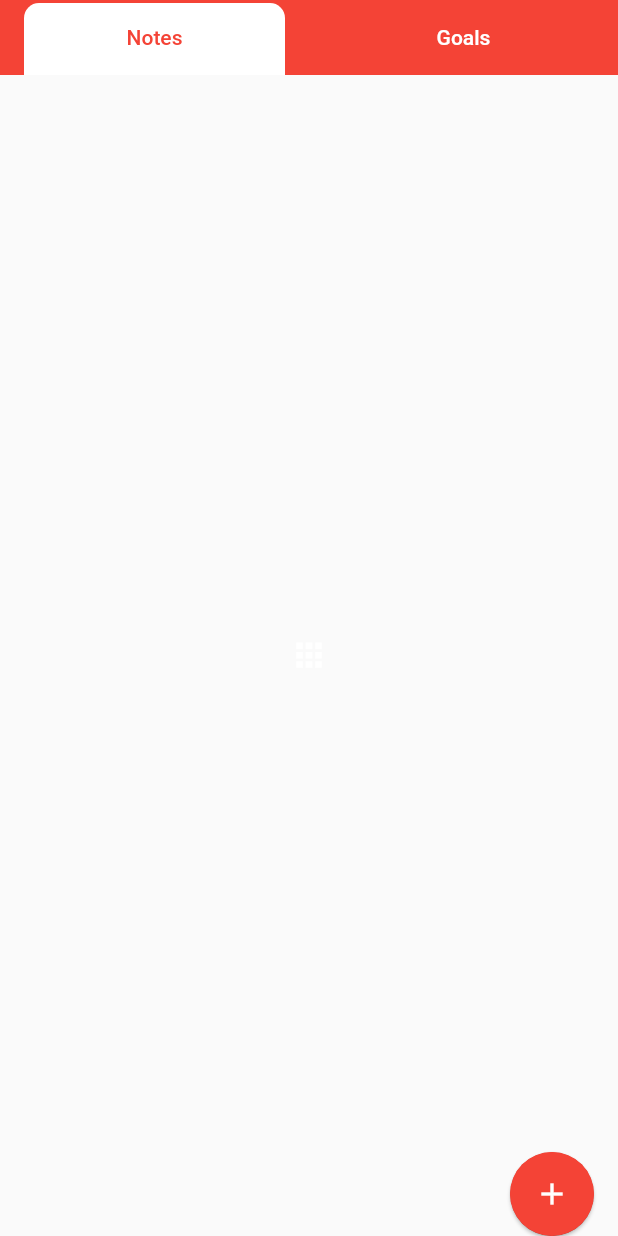
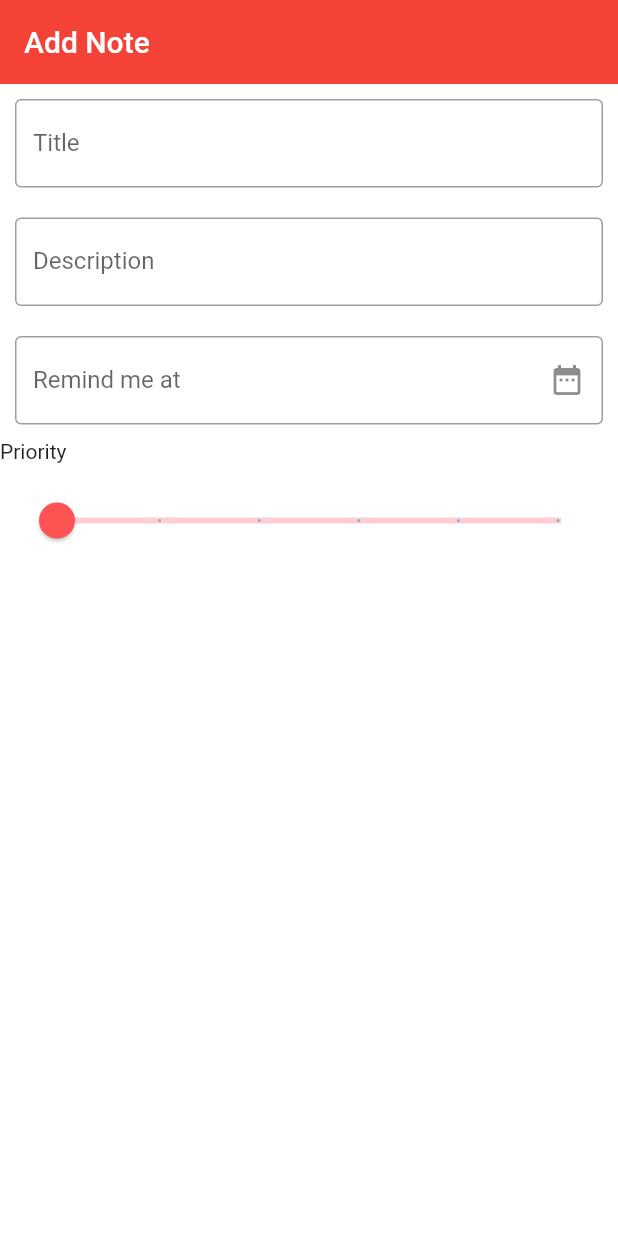
Before and after one commit to JosephJasin/todo, a Flutter app: the screen it shows after launch, on a phone screen of 412 x 824 dp. Run offline on Flutter 3.47's test engine with Material 2 defaults, Android fonts, the phone set to English and light mode, and no system bars; our stand-ins replace sqflite; accounts and stored records are empty.

Commit message:
EditNote page

```diff
--- a/lib/main.dart
+++ b/lib/main.dart
@@ -1,9 +1,18 @@
 import 'package:flutter/material.dart';
 import 'package:flutter/services.dart';
 
-import 'routs/homePage.dart';
+import 'routes/editNotePage.dart';
+import 'routes/homePage.dart';
+
 import 'themes.dart';
-void main() async => runApp(App());
+
+void main() {
+  runApp(App());
+
+  //AppDatabase.deleteAppDatabase();
+
+  // AppDatabase.open();
+}
 
 class App extends StatefulWidget {
   @override
@@ -14,7 +23,11 @@ class _AppState extends State<App> {
   @override
   void initState() {
     super.initState();
-    SystemChrome.setEnabledSystemUIOverlays(<SystemUiOverlay>[]);
+    SystemChrome.setEnabledSystemUIOverlays(
+        <SystemUiOverlay>[SystemUiOverlay.top]);
+
+    SystemChrome.setSystemUIOverlayStyle(
+        SystemUiOverlayStyle(statusBarColor: Colors.transparent));
   }
 
   @override
@@ -22,8 +35,8 @@ class _AppState extends State<App> {
     return MaterialApp(
       theme: Themes.redTheme,
       debugShowCheckedModeBanner: false,
-      home: HomePage(),
-      // home: EditPage(),
+      // home: HomePage(),
+      home: EditNotePage(),
     );
   }
 }
--- /dev/null
+++ b/lib/routes/editNotePage.dart
@@ -0,0 +1,95 @@
+import 'package:flutter/material.dart';
+
+import 'package:NotesAndGoals/tools/note.dart';
+
+class EditNotePage extends StatelessWidget {
+  final String appBarTitle;
+  double priority = 1;
+  final dateController = TextEditingController();
+
+  EditNotePage({Key key, Note note})
+      : appBarTitle = note == null ? 'Add Note' : 'Edit Note',
+        super(key: key);
+
+  @override
+  Widget build(BuildContext context) {
+    return Scaffold(
+      appBar: AppBar(
+        title: Text(appBarTitle),
+      ),
+      body: ListView(
+        children: <Widget>[
+          Padding(
+            padding: EdgeInsets.all(10),
+            child: const TextField(
+              decoration: InputDecoration(labelText: 'Title'),
+            ),
+          ),
+          Padding(
+            padding: EdgeInsets.all(10),
+            child: const TextField(
+              decoration: InputDecoration(labelText: 'Description'),
+            ),
+          ),
+          Padding(
+            padding: EdgeInsets.all(10),
+            child: TextField(
+              controller: dateController,
+              decoration: InputDecoration(
+                labelText: 'Remind me at',
+                suffixIcon: IconButton(
+                  icon: Icon(Icons.date_range),
+                  onPressed: () async {
+                    DateTime lastDate = DateTime.tryParse(dateController.text);
+
+                    DateTime date = await showDatePicker(
+                      context: context,
+                      initialDate: lastDate == null ? DateTime.now() : lastDate,
+                      firstDate: DateTime(1900),
+                      lastDate: DateTime(2100),
+                    );
+
+                    TimeOfDay time = await showTimePicker(
+                        context: context,
+                        initialTime: lastDate == null
+                            ? TimeOfDay.now()
+                            : TimeOfDay.fromDateTime(lastDate));
+
+                    try {
+                      date = date.add(
+                          Duration(hours: time?.hour, minutes: time?.minute));
+                    } catch (_) {}
+
+                    if (date != null)
+                      dateController.text =
+                          '${date.year}-${date.month < 10 ? 0 : ''}${date.month}-${date.day < 10 ? 0 : ''}${date.day} ${date.hour}:${date.minute}';
+                  },
+                ),
+              ),
+            ),
+          ),
+          Text('Priority'),
+          Padding(
+              padding: EdgeInsets.all(10),
+              child: StatefulBuilder(
+                builder: (context, setState) {
+                  return Slider(
+                    min: 1,
+                    max: 5,
+                    divisions: 5,
+
+                   // label: 'Priority',
+                    value: priority,
+                    onChanged: (value) {
+                      setState(() {
+                        priority = value;
+                      });
+                    },
+                  );
+                },
+              ))
+        ],
+      ),
+    );
+  }
+}
--- a/lib/routs/homePage.dart
+++ b/lib/routes/homePage.dart
@@ -1,6 +1,7 @@
 import 'package:flutter/material.dart';
 import 'package:animations/animations.dart';
-import 'editPage.dart';
+
+import 'editNotePage.dart';
 
 class HomePage extends StatefulWidget {
   @override
@@ -14,9 +15,10 @@ class _HomePageState extends State<HomePage> {
       length: 2,
       child: Scaffold(
         appBar: PreferredSize(
-          preferredSize: Size.fromHeight(50),
+          preferredSize: Size.fromHeight(70),
           child: AppBar(
-            bottom: TabBar(tabs: [
+            bottom: TabBar(
+              tabs: [
                 Tab(
                   child: Align(
                     alignment: Alignment.center,
@@ -29,25 +31,26 @@ class _HomePageState extends State<HomePage> {
                     child: Text("Goals"),
                   ),
                 ),
-            ]),
+              ],
+            ),
           ),
         ),
         body: TabBarView(
           children: [
-            Icon(Icons.apps),
+            Icon(Icons.movie),
             Icon(Icons.movie),
           ],
         ),
         floatingActionButton: OpenContainer(
           closedShape: const CircleBorder(),
-          closedColor: Colors.red,
+          //closedColor: Colors.red,
           closedBuilder: (context, action) => const FloatingActionButton(
             onPressed: null,
             child: Icon(Icons.add),
           ),
-          openBuilder: (context, action) => EditPage(),
+          openBuilder: (context, action) => EditNotePage(),
           transitionType: ContainerTransitionType.fade,
-          transitionDuration: const Duration(milliseconds: 350),
+          transitionDuration: const Duration(milliseconds: 500),
         ),
         floatingActionButtonLocation: FloatingActionButtonLocation.endDocked,
       ),
--- a/lib/themes.dart
+++ b/lib/themes.dart
@@ -3,7 +3,10 @@ import 'package:flutter/material.dart';
 abstract class Themes {
   static final ThemeData redTheme = ThemeData(
     primaryColor: Colors.red,
+    accentColor: Colors.red,
+    cursorColor: Colors.red,
     iconTheme: const IconThemeData(color: Colors.white, size: 25),
+    scaffoldBackgroundColor: Colors.white,
     appBarTheme: AppBarTheme(elevation: 0),
     tabBarTheme: TabBarTheme(
       indicatorSize: TabBarIndicatorSize.label,
@@ -20,5 +23,23 @@ abstract class Themes {
       foregroundColor: Colors.white,
       splashColor: Colors.white,
     ),
+    inputDecorationTheme: InputDecorationTheme(
+      enabledBorder: const OutlineInputBorder(
+        borderSide: const BorderSide(color: Colors.grey),
+      ),
+      focusedBorder: const OutlineInputBorder(
+        borderSide: const BorderSide(color: Colors.red),
+      ),
+    ),
+    sliderTheme: SliderThemeData(
+      activeTrackColor: Colors.red[700],
+      inactiveTrackColor: Colors.red[100],
+      trackShape: RectangularSliderTrackShape(),
+      trackHeight: 4.0,
+      thumbColor: Colors.redAccent,
+      thumbShape: RoundSliderThumbShape(enabledThumbRadius: 12.0),
+      overlayColor: Colors.red.withAlpha(32),
+      overlayShape: RoundSliderOverlayShape(overlayRadius: 28.0),
+    ),
   );
 }
```
Also changed, not shown: lib/routs/editPage.dart (deleted, +0 -18 lines), lib/widgets/noteWidget.dart (added, +15 -0 lines), lib/widgets/modernAppBar.dart (deleted), pubspec.lock. Lines whose indentation alone changed are shown as unchanged.
